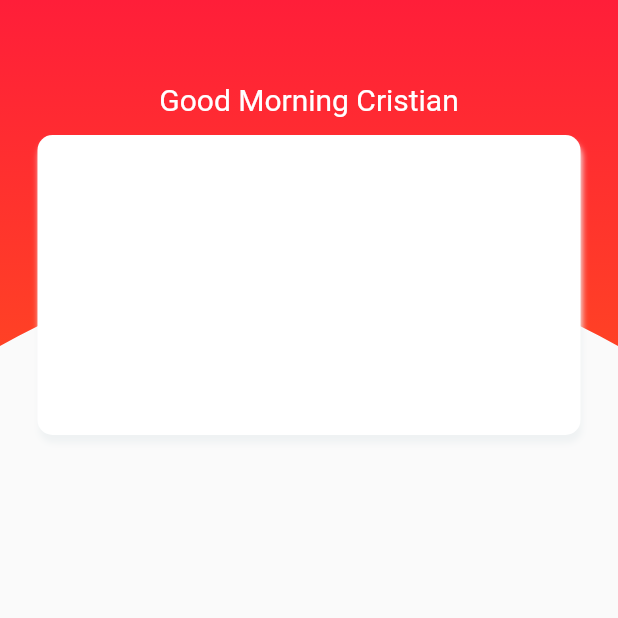
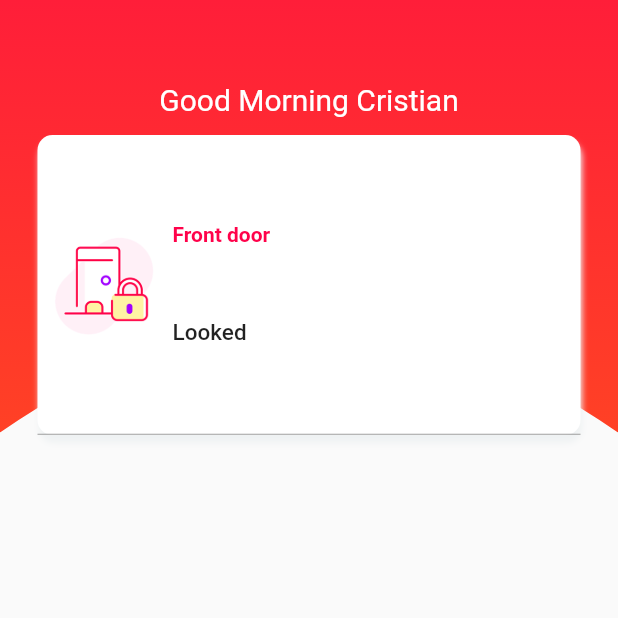
Before and after one commit to cristianfchq/flutter_smart_home_app, a Flutter app: the screen it shows after launch, on a phone screen of 412 x 824 dp, the top half of it. Run offline on Flutter 3.47's test engine with Material 2 defaults, Android fonts, the phone set to English and light mode, and no system bars; project files that could hold a hidden picture were left out.

Commit message:
commit 4 to put text and a image

```diff
--- a/lib/main.dart
+++ b/lib/main.dart
@@ -94,7 +94,7 @@ class _SmartHomeState extends State<SmartHome>
             clipper: CurveClipper(),
             child: Container(
               width: media.width,
-              height: media.height * 0.28,
+              height: media.height * 0.35,
               decoration: BoxDecoration(
                 gradient: LinearGradient(
                   colors: [
@@ -122,17 +122,33 @@ class _SmartHomeState extends State<SmartHome>
             ),
           ),
           Padding(
-            padding: const EdgeInsets.only(top: 90,left: 25,right: 25,),
+            padding: const EdgeInsets.only(
+              top: 90,
+              left: 25,
+              right: 25,
+            ),
             child: Container(
               height: 200,
               decoration: BoxDecoration(
                 color: Colors.white,
                 borderRadius: BorderRadius.circular(10),
-                boxShadow: [BoxShadow(
-                  color: Color(0xffeff2f3),
-                  offset: Offset(1, 5.0),
-                  blurRadius: 3.0,
-                )],
+                boxShadow: [
+                  BoxShadow(
+                    color: Color(0xffeff2f3),
+                    offset: Offset(1, 5.0),
+                    blurRadius: 3.0,
+                  ),
+                ],
+              ),
+              child: Column(
+                children: <Widget>[
+                  buildDashboardRow1(),
+                  Divider(
+                    color: Colors.grey,
+                    height: 1,
+                  ),
+                  // buildDashboardRow2(),
+                ],
               ),
             ),
           ),
@@ -626,7 +642,6 @@ class _SmartHomeState extends State<SmartHome>
           //   ),
           // ),
 
-
           // SingleChildScrollView(
           //   child: Column(
           //     children: <Widget>[
@@ -717,127 +732,49 @@ class _SmartHomeState extends State<SmartHome>
   //   );
   // }
 
-  // Widget buildDashboardRow1() {
-  //   return Expanded(
-  //     child: Row(
-  //       children: <Widget>[
-  //         Expanded(
-  //           child: Padding(
-  //             padding: const EdgeInsets.all(10),
-  //             child: Row(
-  //               children: <Widget>[
-  //                 Container(
-  //                   width: 70,
-  //                   decoration: BoxDecoration(
-  //                     image: DecorationImage(
-  //                       image: ExactAssetImage('assets/images/img4.png'),
-  //                       fit: BoxFit.contain,
-  //                     ),
-  //                   ),
-  //                 ),
-  //                 SizedBox(width: 10),
-  //                 Expanded(
-  //                   child: Column(
-  //                     mainAxisAlignment: MainAxisAlignment.spaceEvenly,
-  //                     crossAxisAlignment: CrossAxisAlignment.start,
-  //                     children: <Widget>[
-  //                       Text(
-  //                         "Front door",
-  //                         style: TextStyle(
-  //                           color: color,
-  //                           fontWeight: FontWeight.bold,
-  //                         ),
-  //                       ),
-  //                       Text(
-  //                         "Locked",
-  //                         style: TextStyle(
-  //                           fontWeight: FontWeight.w500,
-  //                           fontSize: 15,
-  //                         ),
-  //                       ),
-  //                       Container(
-  //                         width: 30,
-  //                         height: 12,
-  //                         padding: const EdgeInsets.all(1.5),
-  //                         decoration: BoxDecoration(
-  //                           borderRadius: BorderRadius.circular(2),
-  //                           border: Border.all(
-  //                             color: Colors.grey,
-  //                             width: 0.5,
-  //                           ),
-  //                         ),
-  //                         child: Padding(
-  //                           padding: const EdgeInsets.only(right: 7),
-  //                           child: Container(
-  //                             decoration: BoxDecoration(
-  //                               color: Color(0xff0ed02d),
-  //                               borderRadius: BorderRadius.circular(2),
-  //                             ),
-  //                           ),
-  //                         ),
-  //                       ),
-  //                     ],
-  //                   ),
-  //                 ),
-  //               ],
-  //             ),
-  //           ),
-  //         ),
-  //         VerticalDivider(
-  //           color: Colors.grey,
-  //           width: 1,
-  //         ),
-  //         Expanded(
-  //           child: Padding(
-  //             padding: const EdgeInsets.all(10),
-  //             child: Row(
-  //               children: <Widget>[
-  //                 Container(
-  //                   width: 75,
-  //                   decoration: BoxDecoration(
-  //                     image: DecorationImage(
-  //                       image: ExactAssetImage('assets/images/img3.png'),
-  //                       fit: BoxFit.cover,
-  //                     ),
-  //                   ),
-  //                 ),
-  //                 SizedBox(width: 10),
-  //                 Expanded(
-  //                   child: Column(
-  //                     mainAxisAlignment: MainAxisAlignment.spaceEvenly,
-  //                     crossAxisAlignment: CrossAxisAlignment.start,
-  //                     children: <Widget>[
-  //                       Text(
-  //                         "Avg temp",
-  //                         style: TextStyle(
-  //                           color: color,
-  //                           fontWeight: FontWeight.bold,
-  //                         ),
-  //                       ),
-  //                       Text(
-  //                         "21ºC",
-  //                         style: TextStyle(
-  //                           fontWeight: FontWeight.w500,
-  //                           fontSize: 15,
-  //                         ),
-  //                       ),
-  //                       Text(
-  //                         "27ºC outside",
-  //                         style: TextStyle(
-  //                           fontSize: 13.5,
-  //                         ),
-  //                       ),
-  //                     ],
-  //                   ),
-  //                 ),
-  //               ],
-  //             ),
-  //           ),
-  //         ),
-  //       ],
-  //     ),
-  //   );
-  // }
+  Widget buildDashboardRow1() {
+    return Expanded(
+      child: Row(
+        children: <Widget>[
+          Expanded(
+            child: Padding(
+              padding: const EdgeInsets.all(10.0),
+              child: Row(
+                children: <Widget>[
+                  Container(
+                    width: 70,
+                    decoration: BoxDecoration(
+                      image: DecorationImage(
+                        image: ExactAssetImage('assets/images/img4.png'),
+                        fit: BoxFit.contain,
+                      ),
+                    ),
+                  ),
+                  SizedBox(width: 10,),
+                  Expanded(
+                    child: Column(
+                      mainAxisAlignment: MainAxisAlignment.spaceEvenly,
+                      crossAxisAlignment: CrossAxisAlignment.start,
+                      children: <Widget>[
+                        Text("Front door",style:TextStyle(
+                          color: color,
+                          fontWeight: FontWeight.bold,
+                        ),),
+                        Text("Looked",style:TextStyle(
+                          fontSize: 15,
+                          fontWeight: FontWeight.w500,
+                        ),),
+                      ],
+                    ),
+                  ),
+                ],
+              ),
+            ),
+          ),
+        ],
+      ),
+    );
+  }
 
   // Widget buildDashboardRow2() {
   //   return Expanded(
```
